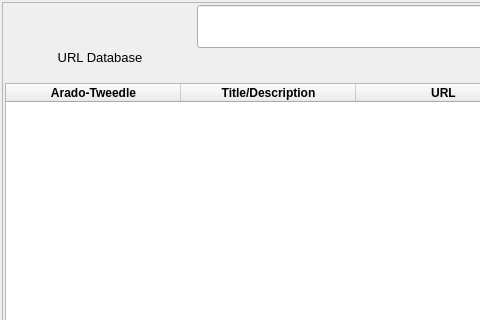
This is ui/url-display.ui in berndhs/arado as Qt 5 draws it before an edit; both pictures show x 0 to 480 and y 0 to 320 of the 800 by 548 pixel window. The edited form follows.
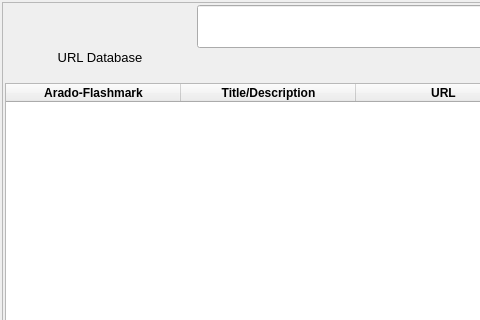
This is the edited form. Icons and pictures are not drawn.

Commit message: Introducing Flashmarks.

What changed in the file:
```diff
--- a/ui/url-display.ui
+++ b/ui/url-display.ui
@@ -306,7 +306,7 @@
          </attribute>
          <column>
           <property name="text">
-           <string>Arado-Tweedle</string>
+           <string>Arado-Flashmark</string>
           </property>
           <property name="toolTip">
            <string>The Arado-Tweedle is an URL-Shortener, you can post into any board, chat or email. Just doubleclick on the Tweedle.</string>
```
Left out of the diff: 2 changed lines with no effect on the pictures. The commit also changes 1 other file.
